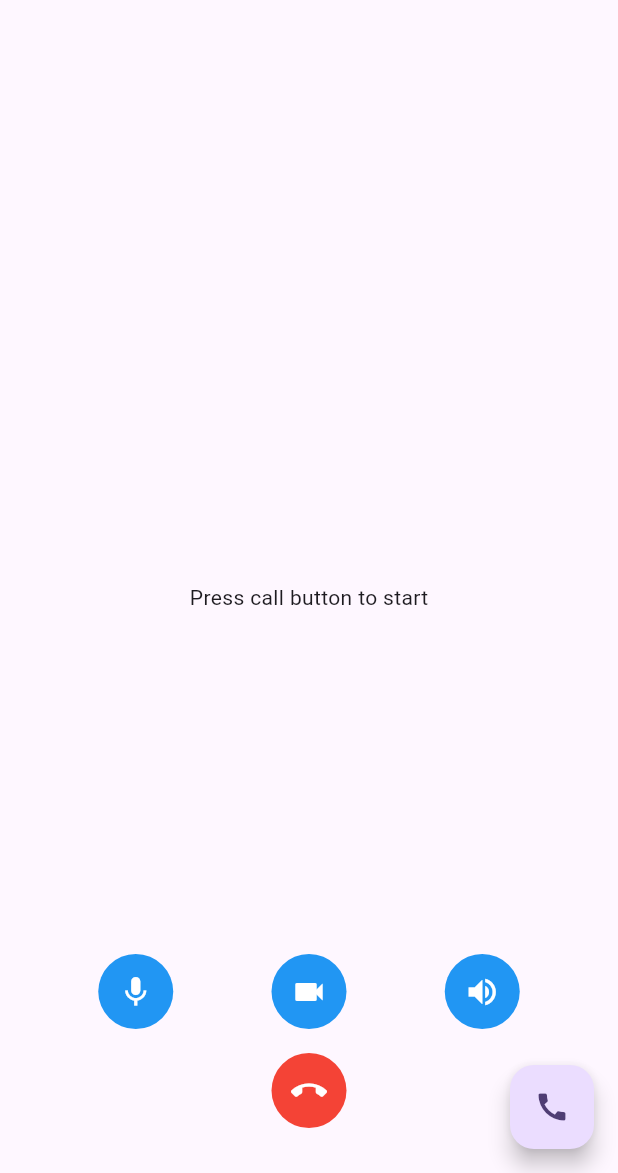
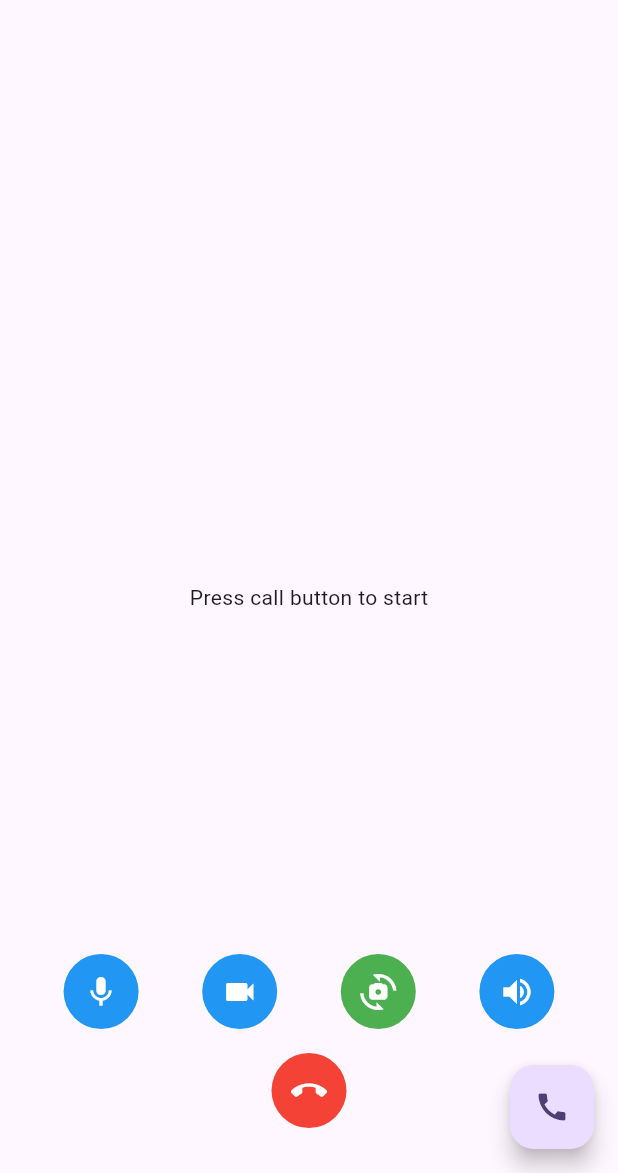
Before and after one commit to TOTPLATFORM/agora_app, a Flutter app: the VideoCallPage screen opened directly, on a phone screen of 412 x 824 dp, the part 63-1236 px from its top. Run offline on Flutter 3.47's test engine with Material 3 defaults, Android fonts, the phone set to English and light mode, and no system bars; our stand-ins replace permission_handler; missing offline and left inert: agora_rtc_engine.

Commit message:
add_toggle_camera

```diff
--- a/lib/video_call_sreen.dart
+++ b/lib/video_call_sreen.dart
@@ -21,6 +21,7 @@ class _VideoCallPageState extends State<VideoCallPage> {
   bool _isMicOn = true;
   bool _isCameraOn = true;
   bool _isSpeakerOn = true;
+  bool _isFrontCamera = true; // Add this line to track camera direction
   late RtcEngine _engine;
 
   @override
@@ -132,6 +133,14 @@ class _VideoCallPageState extends State<VideoCallPage> {
     }
   }
 
+  //! toggle camera direction (front/back)
+  Future<void> toggleCameraDirection() async {
+    setState(() {
+      _isFrontCamera = !_isFrontCamera;
+    });
+    await _engine.switchCamera();
+  }
+
   //! toggle speaker
   Future<void> toggleSpeaker() async {
     setState(() {
@@ -197,7 +206,6 @@ class _VideoCallPageState extends State<VideoCallPage> {
             left: 0,
             right: 0,
             child: Column(
-              spacing: 16,
               children: [
                 Row(
                   mainAxisAlignment: MainAxisAlignment.spaceEvenly,
@@ -224,6 +232,15 @@ class _VideoCallPageState extends State<VideoCallPage> {
                     ),
                     CircleAvatar(
                       radius: 25,
+                      backgroundColor: Colors.green,
+                      child: IconButton(
+                        icon: Icon(Icons.cameraswitch),
+                        color: Colors.white,
+                        onPressed: toggleCameraDirection,
+                      ),
+                    ),
+                    CircleAvatar(
+                      radius: 25,
                       backgroundColor: _isSpeakerOn ? Colors.blue : Colors.grey,
                       child: IconButton(
                         icon: const Icon(Icons.volume_up),
@@ -233,6 +250,7 @@ class _VideoCallPageState extends State<VideoCallPage> {
                     ),
                   ],
                 ),
+                const SizedBox(height: 16),
                 CircleAvatar(
                   radius: 25,
                   backgroundColor: Colors.red,
```
